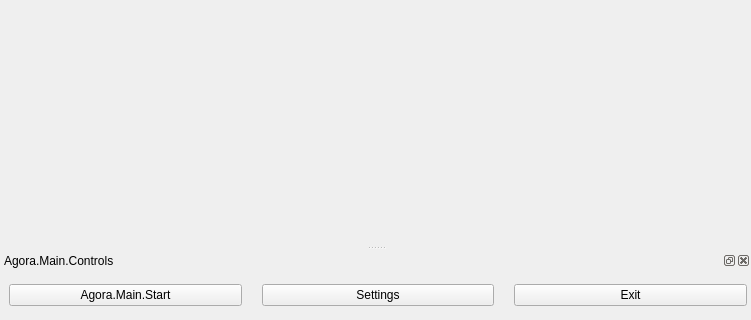
First picture: the form in src/forms/AgoraBasic.ui, repository AgoraIO/OBS, before the edit; both pictures show x 0 to 751 and y 278 to 598 of the 751 by 598 pixel window.
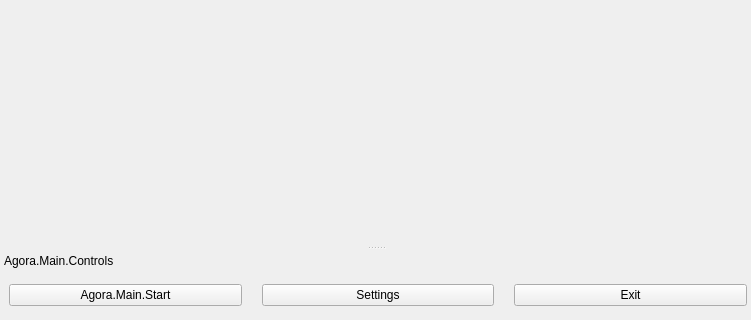
Second picture: the form after the edit. Icons and pictures are not drawn.

Commit message: save agora settings and UI change

Patch:
```diff
--- a/src/forms/AgoraBasic.ui
+++ b/src/forms/AgoraBasic.ui
@@ -105,7 +105,7 @@
   </widget>
   <widget class="QDockWidget" name="controlsDock">
    <property name="features">
-    <set>QDockWidget::AllDockWidgetFeatures</set>
+    <set>QDockWidget::DockWidgetMovable</set>
    </property>
    <property name="windowTitle">
     <string>Agora.Main.Controls</string>
```
Left out of the diff: 6 changed lines with no effect on the pictures. The commit also changes 7 other files.
